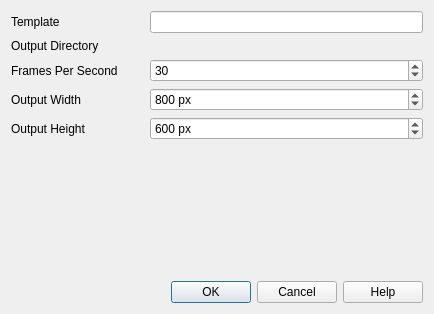
Before: the Qt Designer form src/ui/3d/animationexport3ddialog.ui in qgis/QGIS, drawn with Qt 5.
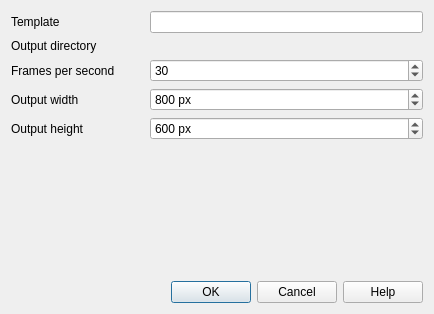
After: the same form once the commit is applied. Custom widgets are drawn as their Qt base class.

Commit message:
[FEATURE][temporal] Add ability to export animation frames
Allows exporting of temporal animation frames to successive images,
for later stitching together in an external application.

Users have precise control over the image size and map extent.

```diff
--- a/src/ui/3d/animationexport3ddialog.ui
+++ b/src/ui/3d/animationexport3ddialog.ui
@@ -23,7 +23,7 @@
    <item row="4" column="0">
     <widget class="QLabel" name="mHeightLabel">
      <property name="text">
-      <string>Output Height</string>
+      <string>Output height</string>
      </property>
      <property name="buddy">
       <cstring>mHeightSpinBox</cstring>
@@ -33,7 +33,7 @@
    <item row="2" column="0">
     <widget class="QLabel" name="mFpsLabel">
      <property name="text">
-      <string>Frames Per Second</string>
+      <string>Frames per second</string>
      </property>
     </widget>
    </item>
@@ -47,7 +47,7 @@
    <item row="1" column="0">
     <widget class="QLabel" name="mOutputDirLabel">
      <property name="text">
-      <string>Output Directory</string>
+      <string>Output directory</string>
      </property>
     </widget>
    </item>
@@ -74,7 +74,7 @@
    <item row="3" column="0">
     <widget class="QLabel" name="mWidthLabel">
      <property name="text">
-      <string>Output Width</string>
+      <string>Output width</string>
      </property>
      <property name="buddy">
       <cstring>mWidthSpinBox</cstring>
```
The commit also changes 13 other files.
